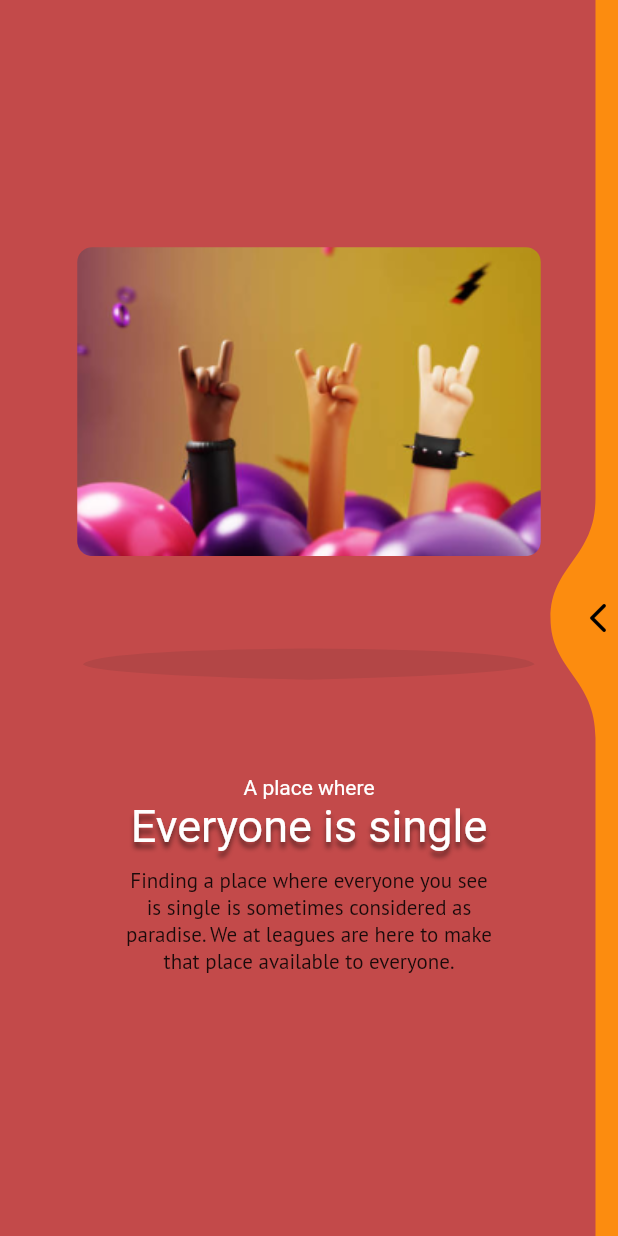
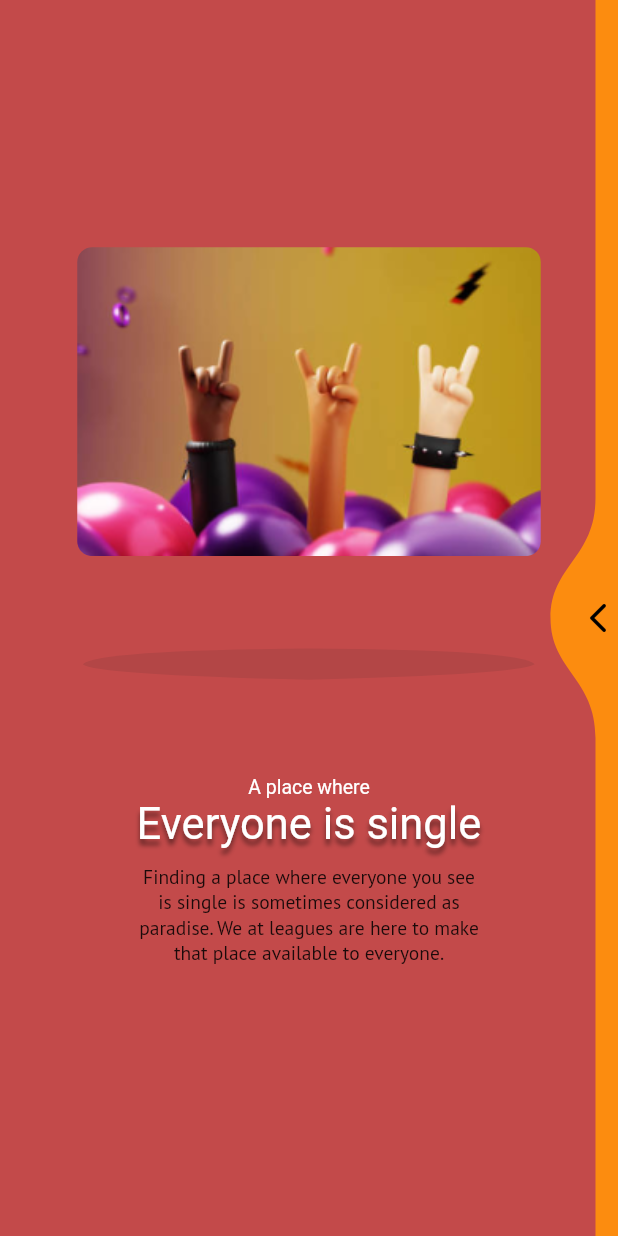
Before and after one commit to Angularsight/communtiy, a Flutter app: the OnBoardingScreen screen opened directly, on a phone screen of 412 x 824 dp. Run offline on Flutter 3.47's test engine with Material 2 defaults, Android fonts, the phone set to English and light mode, and no system bars; drawn by our look-alikes of liquid_swipe; our stand-ins replace animated_text_kit, carousel_slider, chips_choice_null_safety, cloud_firestore, connectivity_plus, dotted_line and 22 more; missing offline and left inert: razorpay_flutter, steps_indicator; accounts and stored records are empty; network calls fail; Roboto replaces fonts that are missing (Rancho); project files that could hold a hidden picture were left out.

Commit message:
28/7/22 Commit 5(MEDIUM CHANGE) - Multiplied all font sizes 2 in the app with textScaleFactor inside the above files.

```diff
--- a/lib/getx_ui/new_ui/onboarding_screens.dart
+++ b/lib/getx_ui/new_ui/onboarding_screens.dart
@@ -57,6 +57,7 @@ class _OnBoardingScreenState extends State<OnBoardingScreen> {
   Widget buildPageOne(double h,double w) {
 
     const descriptionText = "Finding a place where everyone you see \nis single is sometimes considered as \nparadise. We at leagues are here to make \nthat place available to everyone.";
+    final s = MediaQuery.of(context).textScaleFactor;
 
     return Container(
       width: double.infinity,
@@ -86,14 +87,14 @@ class _OnBoardingScreenState extends State<OnBoardingScreen> {
 
           const SizedBox(height: 2,),
 
-          const Text("A place where",style: TextStyle(
-            fontSize: 14,
+          Text("A place where",style: TextStyle(
+            fontSize: 13*s,
             color: Colors.white,
           ),),
 
           // const SizedBox(height: 10,),
           Text("Everyone is single",style: Theme.of(context).textTheme.caption!.copyWith(
-            fontSize: 30,
+            fontSize: 29*s,
             color: Colors.white,
             shadows: [
               Shadow(
@@ -106,7 +107,7 @@ class _OnBoardingScreenState extends State<OnBoardingScreen> {
 
           const SizedBox(height: 10,),
           Text(descriptionText,textAlign: TextAlign.center,style: GoogleFonts.ptSans(
-            fontSize: 14,
+            fontSize: 13*s,
             // color: const Color(0xff353535),
 
           ))
@@ -118,7 +119,7 @@ class _OnBoardingScreenState extends State<OnBoardingScreen> {
   }
 
   Widget buildPageTwo(double h,double w){
-
+    final s = MediaQuery.of(context).textScaleFactor;
     const descriptionText = 'Swiping through 1000 profiles to get\n1 match is something no one wants.\nHere at leagues, each event or party you \ngo to is a fixed match since you will be \nmeeting someone. So indirectly you are \nskipping the swiping and texting phase.';
 
     return Container(
@@ -178,14 +179,14 @@ class _OnBoardingScreenState extends State<OnBoardingScreen> {
 
           const SizedBox(height: 2,),
 
-          const Text("Beginning of",style: TextStyle(
-            fontSize: 14,
+          Text("Beginning of",style: TextStyle(
+            fontSize: 13*s,
             color: Colors.white,
           ),),
 
           // const SizedBox(height: 10,),
           Text("End of swipes",style: Theme.of(context).textTheme.caption!.copyWith(
-              fontSize: 30,
+              fontSize: 29*s,
               color: Colors.white,
               shadows: [
                 Shadow(
@@ -198,7 +199,7 @@ class _OnBoardingScreenState extends State<OnBoardingScreen> {
 
           const SizedBox(height: 10,),
           Text(descriptionText,textAlign: TextAlign.center,style: GoogleFonts.ptSans(
-            fontSize: 14,
+            fontSize: 14*s,
             // color: const Color(0xff353535),
 
           ))
@@ -210,7 +211,7 @@ class _OnBoardingScreenState extends State<OnBoardingScreen> {
   }
 
   Widget buildPageThree(double h,double w){
-
+    final s = MediaQuery.of(context).textScaleFactor;
     const descriptionText = "This app gives you the freedom to choose,\nthe place you want, the time of your choice \nand finally the partner of your match.";
 
     return Container(
@@ -271,14 +272,14 @@ class _OnBoardingScreenState extends State<OnBoardingScreen> {
 
           const SizedBox(height: 2,),
 
-          const Text("Who Where When",style: TextStyle(
-            fontSize: 14,
+          Text("Who Where When",style: TextStyle(
+            fontSize: 13*s,
             color: Color(0xffEEE741),
           ),),
 
           // const SizedBox(height: 10,),
           Text("You Here Now",style: Theme.of(context).textTheme.caption!.copyWith(
-              fontSize: 30,
+              fontSize: 29*s,
               color: Color(0xffEEE741),
               shadows: [
                 Shadow(
@@ -292,7 +293,7 @@ class _OnBoardingScreenState extends State<OnBoardingScreen> {
           const SizedBox(height: 10,),
           Expanded(
             child: Text(descriptionText,textAlign: TextAlign.center,style: GoogleFonts.ptSans(
-              fontSize: 14,
+              fontSize: 13*s,
               color: const Color(0xff969696),
             )),
           ),
@@ -313,7 +314,7 @@ class _OnBoardingScreenState extends State<OnBoardingScreen> {
                       borderRadius: BorderRadius.circular(8)
                     ),
                     child: Center(child: Text("Next",style: GoogleFonts.ptSans(
-                      fontSize: 18,
+                      fontSize: 17*s,
                       fontWeight: FontWeight.w600
                     ),),),
                   ),
```
Also changed, not shown: lib/getx_ui/main_screen.dart (+22 -7 lines), lib/getx_ui/matched_screen.dart (+14 -8 lines), lib/getx_ui/new_ui/about_you_screen.dart (+20 -13 lines), lib/getx_ui/new_ui/coupons_screen.dart (+9 -7 lines), lib/getx_ui/new_ui/party_history.dart (+10 -6 lines).
